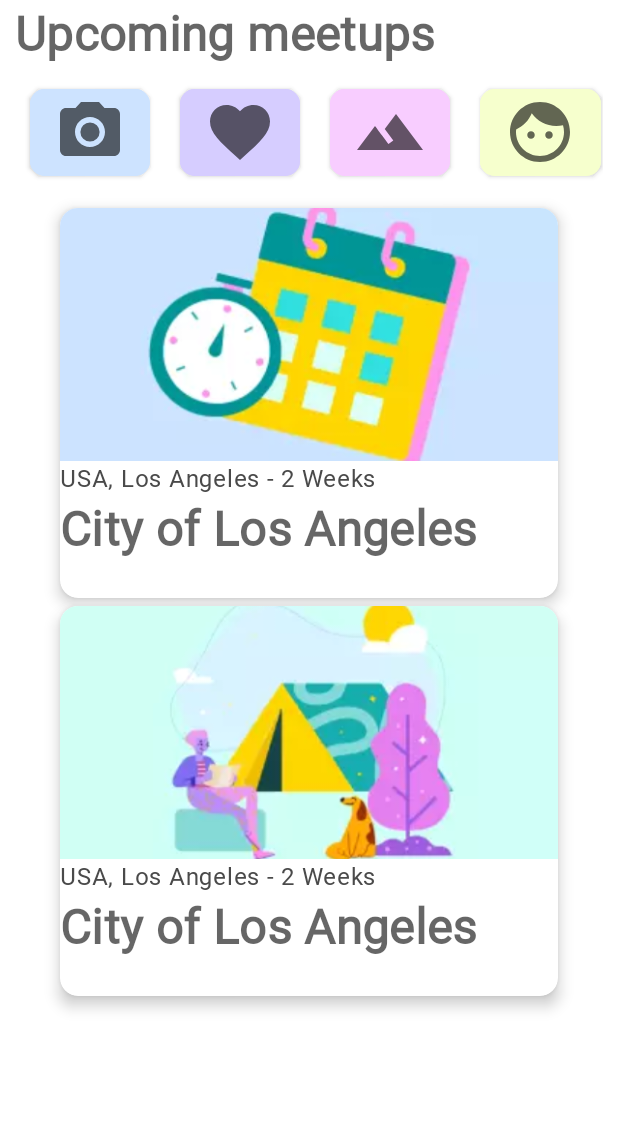
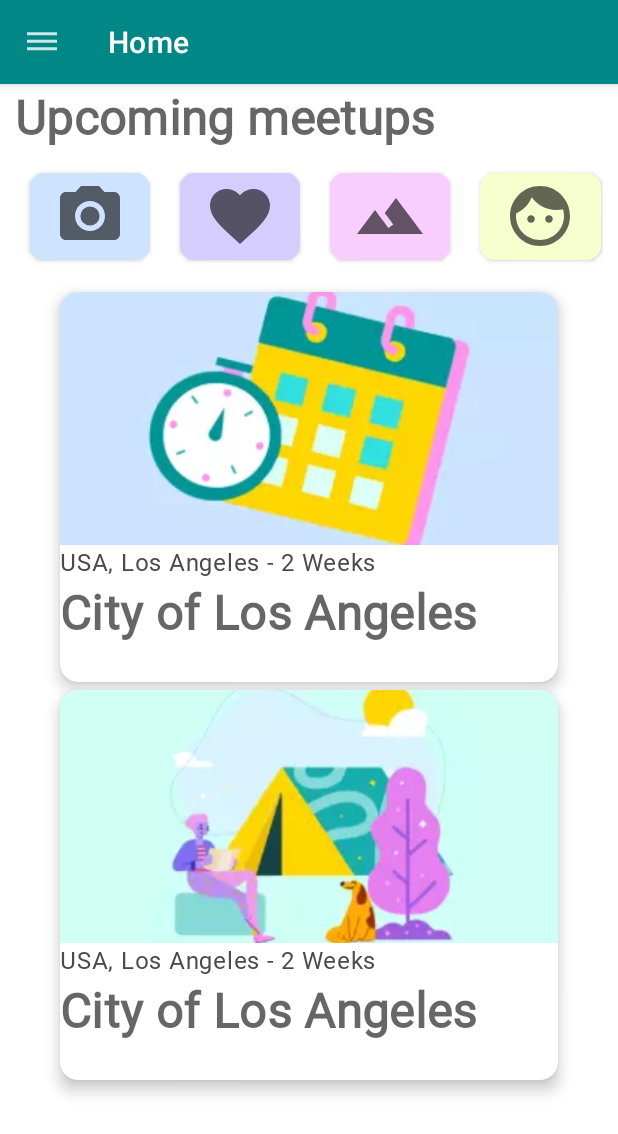
Before and after one commit to EliezerDelgado/Traveling, an Android app: the HomeActivity screen opened directly, with no data from a screen before it, on a phone screen of 412 x 824 dp. Shown: the top 1134 px of the screen. Run offline under Robolectric (Android 15) with nearby library versions, the phone set to English and light mode, and no system bars.

Commit message:
fin de la practica 5

```diff
--- a/app/src/main/AndroidManifest.xml
+++ b/app/src/main/AndroidManifest.xml
@@ -16,6 +16,9 @@
         android:theme="@style/Theme.Traveling"
         tools:targetApi="31">
         <activity
+            android:name=".ui.HomeActivity"
+            android:exported="true"></activity>
+        <activity
             android:name=".ui.SignUpActivity"
             android:exported="true">
         </activity>
@@ -28,9 +31,6 @@
                 <category android:name="android.intent.category.LAUNCHER" />
             </intent-filter>
         </activity>
-        <activity
-            android:name=".ui.HomeActivity"
-            android:exported="true"></activity>
     </application>
 
 </manifest>
--- a/app/src/main/java/com/travel_world/traveling/ui/HomeActivity.java
+++ b/app/src/main/java/com/travel_world/traveling/ui/HomeActivity.java
@@ -5,6 +5,7 @@ import static com.travel_world.traveling.data.constants.Tags.TAG_GET_EXTRAS_SUCC
 
 import androidx.appcompat.app.AppCompatActivity;
 
+import android.graphics.drawable.ColorDrawable;
 import android.os.Bundle;
 import android.util.Log;
 
@@ -19,9 +20,9 @@ public class HomeActivity extends AppCompatActivity {
     @Override
     protected void onCreate(Bundle savedInstanceState) {
         super.onCreate(savedInstanceState);
+        setBar();
         homeBinding = ActivityHomeBinding.inflate(getLayoutInflater());
         setContentView(homeBinding.getRoot());
-        setActionBarOff();
         getIntentExtras();
     }
     private void getIntentExtras() {
@@ -31,7 +32,15 @@ public class HomeActivity extends AppCompatActivity {
             Log.d(TAG_GET_EXTRAS_SUCCESS,user.getName());
         }
     }
-    private void setActionBarOff() {
-        getSupportActionBar().hide();
+    private void setBar() {
+        getSupportActionBar().setBackgroundDrawable(new ColorDrawable(
+                getResources().getColor(R.color.teal_700,getTheme()))
+        );
+        getSupportActionBar().setTitle(getString(R.string.sign_up_activity_home_name));
+        getSupportActionBar().setDisplayHomeAsUpEnabled(true);
+        getSupportActionBar().setHomeButtonEnabled(true);
+        getSupportActionBar().setHomeAsUpIndicator(R.drawable.ic_dehaze);
+        getWindow().setStatusBarColor(getResources().getColor(R.color.teal_900,getTheme()));
     }
+
 }
--- a/app/src/main/java/com/travel_world/traveling/ui/SignUpActivity.java
+++ b/app/src/main/java/com/travel_world/traveling/ui/SignUpActivity.java
@@ -37,7 +37,7 @@ public class SignUpActivity extends AppCompatActivity {
     @Override
     protected void onCreate(Bundle savedInstanceState) {
         super.onCreate(savedInstanceState);
-        setBarColor();
+        setBar();
         signupBinding = ActivitySignUpBinding.inflate(getLayoutInflater());
         setContentView(signupBinding.getRoot());
         arrayAges = new ArrayList<>(Arrays.asList(getResources().getStringArray(R.array.age_range)));
@@ -165,11 +165,11 @@ public class SignUpActivity extends AppCompatActivity {
 
     }
 
-    private void setBarColor() {
+    private void setBar() {
         getSupportActionBar().setBackgroundDrawable(new ColorDrawable(
                 getResources().getColor(R.color.teal_700,getTheme()))
         );
-        getSupportActionBar().setTitle(getString(R.string.sign_up_activty_name));
+        getSupportActionBar().setTitle(getString(R.string.sign_up_activity_sign_up_name));
         getSupportActionBar().setDisplayHomeAsUpEnabled(true);
         getSupportActionBar().setHomeButtonEnabled(true);
         getSupportActionBar().setHomeAsUpIndicator(R.drawable.ic_back);
--- a/app/src/main/java/com/travel_world/traveling/utils/Intents.java
+++ b/app/src/main/java/com/travel_world/traveling/utils/Intents.java
@@ -41,6 +41,6 @@ public class Intents {
 
     public static <T> Intent intentActivityWithExtras(Context context,  Class<T> activity, Bundle bundle)
     {
-        return new Intent(context,activity.getClass()).putExtras(bundle);
+        return new Intent(context,activity).putExtras(bundle);
     }
 }
--- /dev/null
+++ b/app/src/main/res/drawable-anydpi/ic_dehaze.xml
@@ -0,0 +1,11 @@
+<vector xmlns:android="http://schemas.android.com/apk/res/android"
+    android:width="24dp"
+    android:height="24dp"
+    android:viewportWidth="24"
+    android:viewportHeight="24"
+    android:tint="#FFFFFF"
+    android:alpha="0.8">
+  <path
+      android:fillColor="@android:color/white"
+      android:pathData="M2,15.5v2h20v-2L2,15.5zM2,10.5v2h20v-2L2,10.5zM2,5.5v2h20v-2L2,5.5z"/>
+</vector>
--- a/app/src/main/res/layout/activity_home.xml
+++ b/app/src/main/res/layout/activity_home.xml
@@ -1,6 +1,5 @@
 <?xml version="1.0" encoding="utf-8"?>
 <androidx.constraintlayout.widget.ConstraintLayout xmlns:android="http://schemas.android.com/apk/res/android"
-    xmlns:app="http://schemas.android.com/apk/res-auto"
     xmlns:tools="http://schemas.android.com/tools"
     android:layout_width="match_parent"
     android:layout_height="match_parent"
--- a/app/src/main/res/values/strings.xml
+++ b/app/src/main/res/values/strings.xml
@@ -26,6 +26,7 @@
     <string name="error_last_name_signup">Ups, no creo que sea correcto, revísalo</string>
     <string name="error_agesRange_lower_years">Esta app no es para ti</string>
     <string name="error_permission_camera">Necesita darle permiso de camara</string>
-    <string name="sign_up_activty_name">Registro</string>
+    <string name="sign_up_activity_sign_up_name">Registro</string>
     <string name="error_login_incorrect_login_or_password">El login o la contraseña es incorrecto</string>
+    <string name="sign_up_activity_home_name">Home</string>
 </resources>
```
Also changed, not shown: app/src/main/res/drawable-hdpi/ic_dehaze.png (added), app/src/main/res/drawable-mdpi/ic_dehaze.png (added), app/src/main/res/drawable-xhdpi/ic_dehaze.png (added), app/src/main/res/drawable-xxhdpi/ic_dehaze.png (added).
